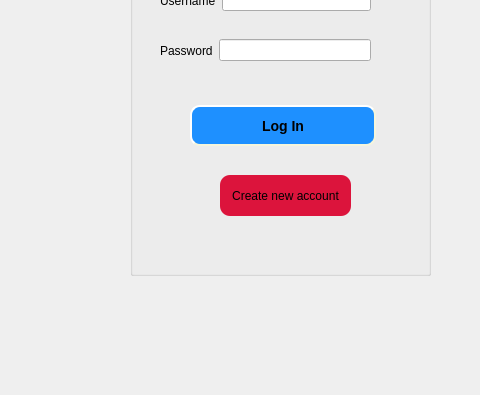
Above: CuringCamPAINS/gui/logingui.ui from CS-205-S22/CuringCamPAINS before the change; both pictures show x 360 to 840 and y 185 to 580 of the 840 by 580 pixel window. Below: the same form after it.
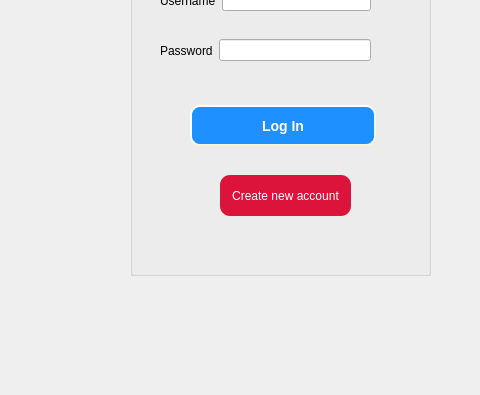
That is the form after the change.

```diff
--- a/CuringCamPAINS/gui/logingui.ui
+++ b/CuringCamPAINS/gui/logingui.ui
@@ -42,6 +42,7 @@
     </property>
     <property name="styleSheet">
      <string notr="true">background-color:rgb(30,144,255);
+color:rgb(255,255,255);
     border-style: outset;
     border-width: 2px;
     border-radius: 10px;
@@ -113,8 +114,10 @@
     </property>
     <property name="styleSheet">
      <string notr="true">background-color:rgb(220,20,60);
+color:rgb(255,255,255);
     border-width: 2px;
     border-radius: 10px;
+  border-color: beige;
 </string>
     </property>
     <property name="text">
```
